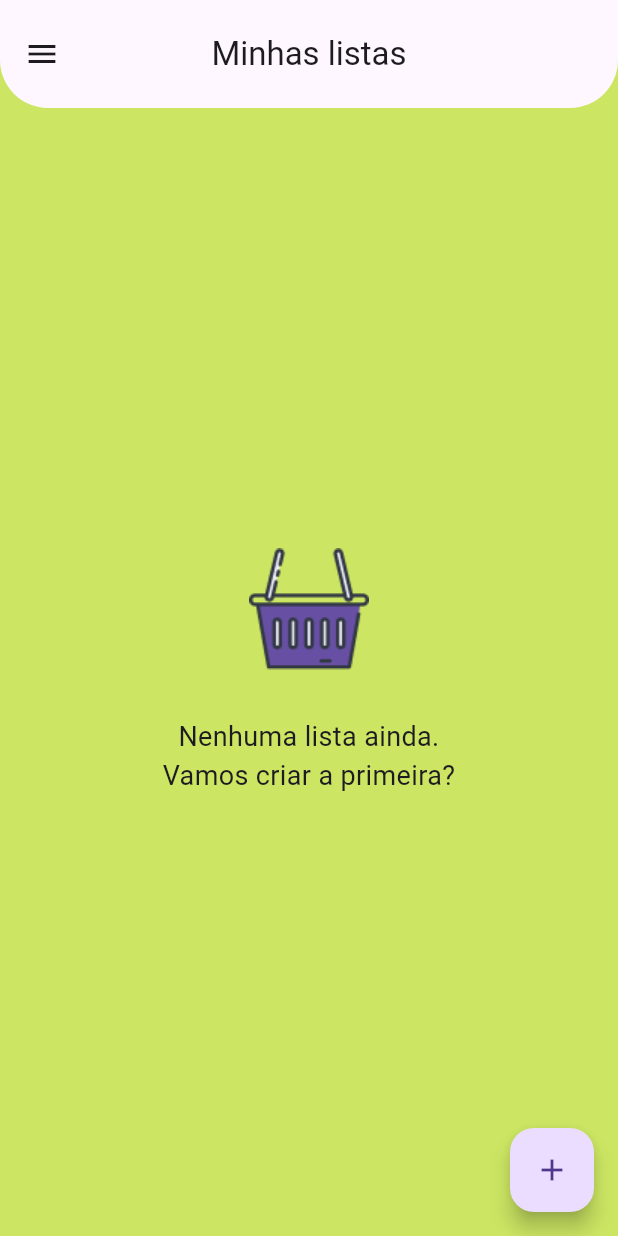
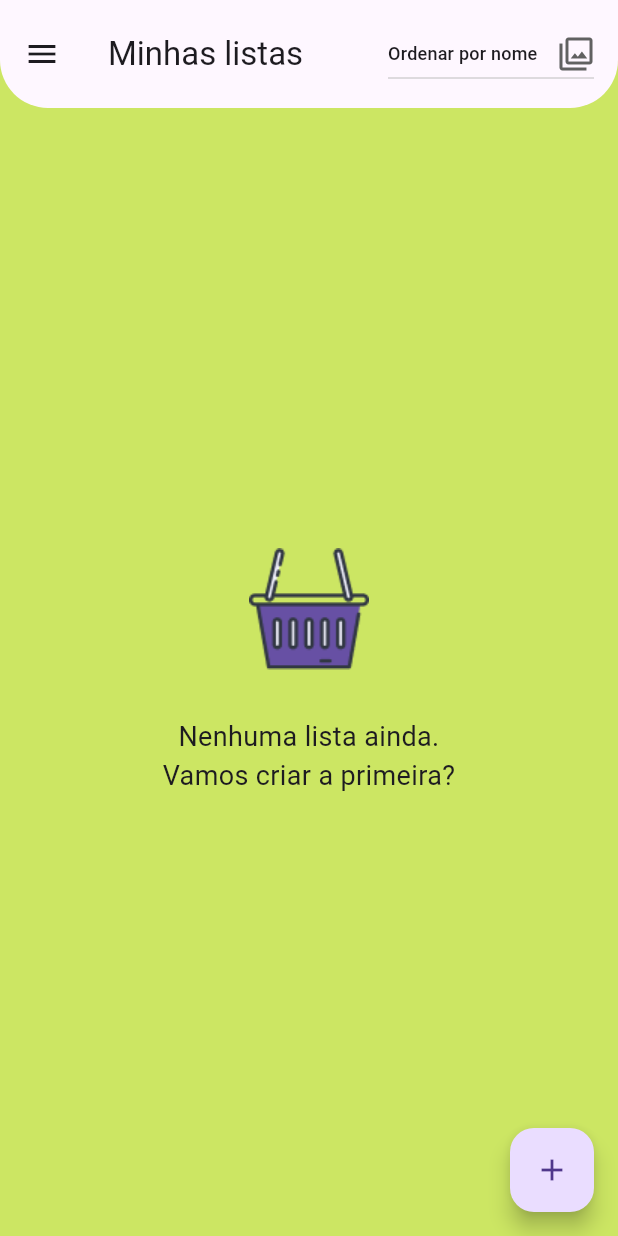
Before and after one commit to DanielBrown1998/pacotes_essenciais, a Flutter app: the HomeScreen screen opened by its route, on a phone screen of 412 x 824 dp. Run offline on Flutter 3.47's test engine with Material 3 defaults, Android fonts, the phone set to English and light mode, and no system bars; our stand-ins replace drift, sqlite3_flutter_libs; accounts and stored records are empty; generated files the repository leaves out were written again.

Commit message:
feat: add sorting and filtering options for Listins, implement delete functionality, and update dependencies

```diff
--- a/lib/listins/models/listin.dart
+++ b/lib/listins/models/listin.dart
@@ -14,7 +14,7 @@ class Listin {
   });
 
   Listin.fromMap(Map<String, dynamic> map)
-      : id = map["id"],
+      : id = map["id"].toString(),
         name = map["name"],
         obs = map["obs"],
         dateCreate = DateTime.parse(map["dateCreate"]),
--- a/lib/listins/screens/home_screen.dart
+++ b/lib/listins/screens/home_screen.dart
@@ -18,10 +18,15 @@ class HomeScreen extends StatefulWidget {
 class _HomeScreenState extends State<HomeScreen> {
   List<Listin> listListins = [];
   late AppDatabase _appDatabase;
+
+  String byName = "Ordenar por nome";
+  String byUpdateData = "Ordenar por Data de alteracao";
+  String? choice;
   @override
   void initState() {
     _appDatabase = AppDatabase();
-    // TODO: Ao implementar os Listins, adicionar o refresh aqui
+    refresh();
+    choice = byName;
     super.initState();
   }
 
@@ -35,7 +40,37 @@ class _HomeScreenState extends State<HomeScreen> {
   Widget build(BuildContext context) {
     return Scaffold(
       drawer: HomeDrawer(user: widget.user),
-      appBar: AppBar(title: const Text("Minhas listas")),
+      appBar: AppBar(
+        title: const Text("Minhas listas"),
+        centerTitle: false,
+        actionsPadding: EdgeInsets.symmetric(horizontal: 16),
+        actions: [
+          SizedBox(
+            width: MediaQuery.of(context).size.width / 3,
+            child: DropdownButton(
+              isExpanded: true,
+              value: choice,
+              icon: Icon(Icons.filter),
+              menuWidth: MediaQuery.of(context).size.width / 2,
+              items: [
+                DropdownMenuItem(
+                  value: byName,
+                  child: Text(byName, style: TextStyle(fontSize: 12)),
+                ),
+                DropdownMenuItem(
+                  value: byUpdateData,
+                  child: Text(byUpdateData, style: TextStyle(fontSize: 12)),
+                ),
+              ],
+              onChanged: (value) {
+                setState(() {
+                  if (value != null) choice = value;
+                });
+              },
+            ),
+          ),
+        ],
+      ),
       floatingActionButton: FloatingActionButton(
         onPressed: () {
           showAddModal();
@@ -108,18 +143,7 @@ class _HomeScreenState extends State<HomeScreen> {
   refresh() async {
     // Basta alimentar essa variável com Listins que, quando o método for
     // chamado, a tela sera reconstruída com os itens.
-    List<Listin> listaListins = [];
-
-    //TODO - CRUD Listin: remover código mockado.
-    listaListins.add(
-      Listin(
-        id: "L01",
-        name: "Feira do mês",
-        obs: "Para compras de reabastecimento mensais.",
-        dateCreate: DateTime.now(),
-        dateUpdate: DateTime.now(),
-      ),
-    );
+    List<Listin> listaListins = await _appDatabase.getListins(choice);
 
     setState(() {
       listListins = listaListins;
@@ -127,7 +151,7 @@ class _HomeScreenState extends State<HomeScreen> {
   }
 
   void remove(Listin model) async {
-    // TODO - CRUD Listin: remover o Listin
+    await _appDatabase.deleteListin(int.parse(model.id));
     refresh();
   }
 }
--- a/pubspec.yaml
+++ b/pubspec.yaml
@@ -38,6 +38,7 @@ dependencies:
   drift: ^2.26.1
   drift_flutter: ^0.2.4
   path_provider: ^2.1.5
+  sqlite3_flutter_libs: ^0.5.34
 
 dev_dependencies:
   flutter_test:
```
Also changed, not shown: lib/listins/database/database.dart (+32 -1 lines), pubspec.lock.
